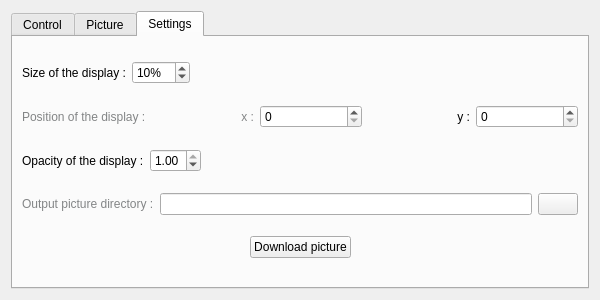
Old version of the form src/gui/AutoscopeWindowForm.ui in the repository thibaudledo/Autoscope-Stellarium-plugin.
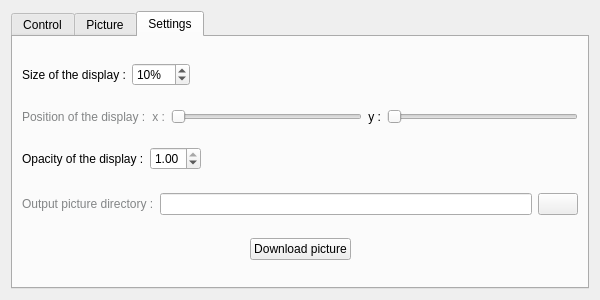
New version of the form. The open tabs and pages were chosen to show the change.

Commit message:
Correction of window positionning
Change display editors for sliders and correction of the display positionning

Patch:
```diff
--- a/src/gui/AutoscopeWindowForm.ui
+++ b/src/gui/AutoscopeWindowForm.ui
@@ -449,9 +449,9 @@
           </widget>
          </item>
          <item>
-          <widget class="QSpinBox" name="horizontalDisplayPositionEditor">
-           <property name="maximum">
-            <number>1080</number>
+          <widget class="QSlider" name="horizontalDisplayPositionSlider">
+           <property name="orientation">
+            <enum>Qt::Horizontal</enum>
            </property>
           </widget>
          </item>
@@ -469,9 +469,9 @@
           </widget>
          </item>
          <item>
-          <widget class="QSpinBox" name="verticalDisplayPositionEditor">
-           <property name="maximum">
-            <number>1920</number>
+          <widget class="QSlider" name="verticalDisplayPositionSlider">
+           <property name="orientation">
+            <enum>Qt::Horizontal</enum>
            </property>
           </widget>
          </item>
```
Left out of the diff: 2 changed lines with no effect on the pictures. The commit also changes 4 other files.
